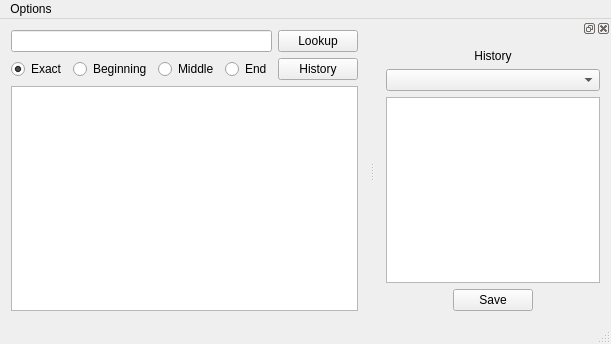
This is mainwindow.ui in kroenecker/japanified as Qt 5 draws it before an edit. The edited form follows.
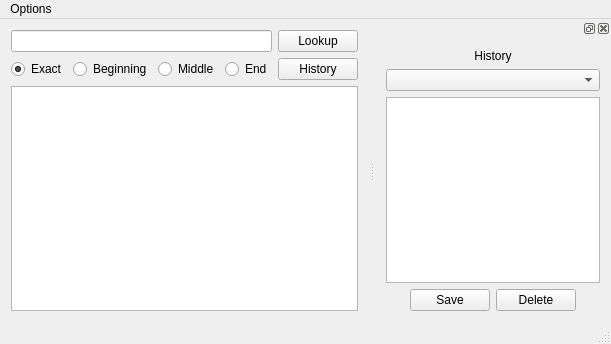
This is the edited form.

Commit message: Added delete history functionality. Bug Fix: Toggling combobox between lists didn't clear the previous items.

What changed in the file:
```diff
--- a/mainwindow.ui
+++ b/mainwindow.ui
@@ -136,7 +136,7 @@
          </property>
          <property name="sizeHint" stdset="0">
           <size>
-           <width>40</width>
+           <width>13</width>
            <height>20</height>
           </size>
          </property>
@@ -149,6 +149,13 @@
          </property>
         </widget>
        </item>
+       <item>
+        <widget class="QPushButton" name="deleteHistoryPushButton">
+         <property name="text">
+          <string>Delete</string>
+         </property>
+        </widget>
+       </item>
        <item>
         <spacer name="horizontalSpacer_2">
          <property name="orientation">
@@ -156,7 +163,7 @@
          </property>
          <property name="sizeHint" stdset="0">
           <size>
-           <width>40</width>
+           <width>17</width>
            <height>20</height>
           </size>
          </property>
```
The commit also changes 11 other files.
